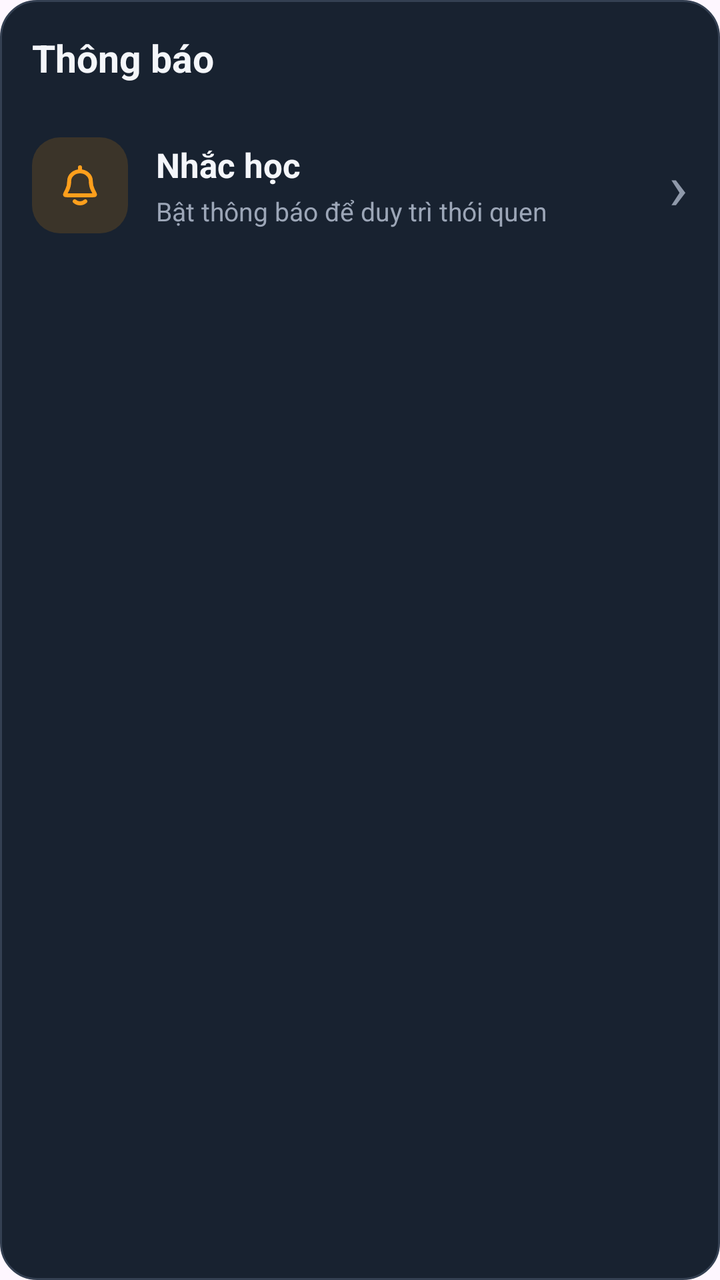
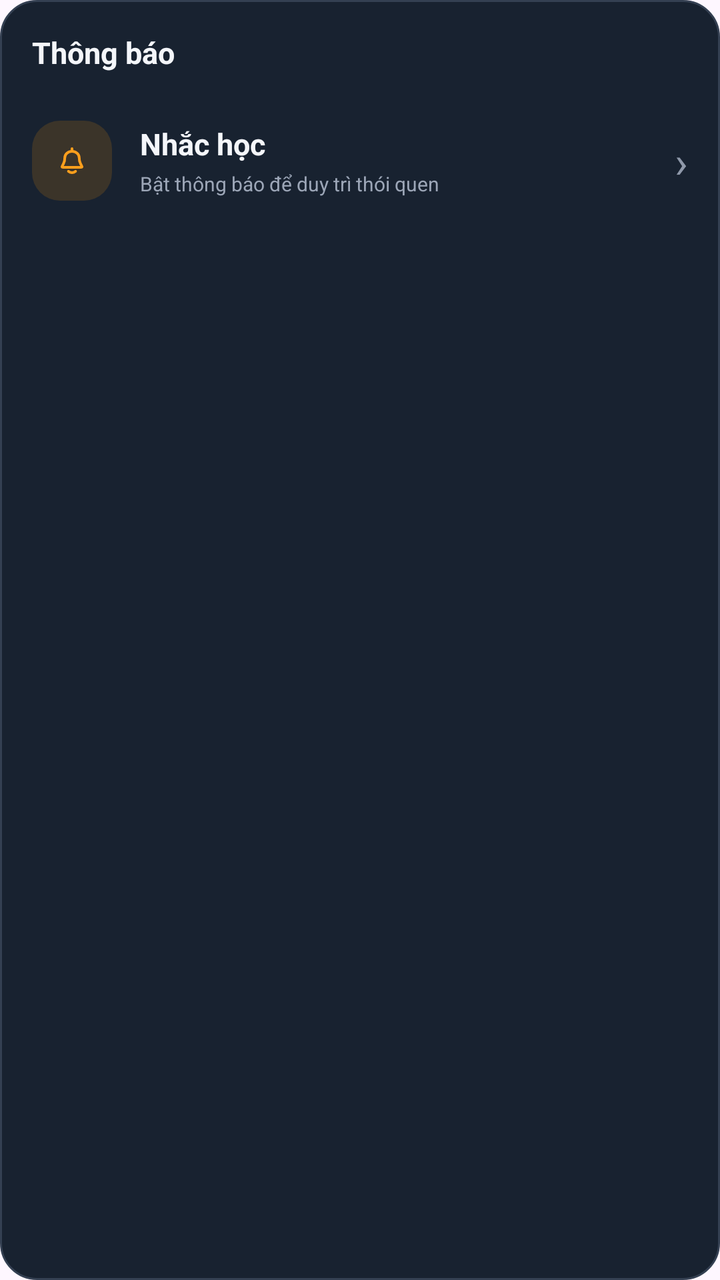

The first picture is an Android layout as it rendered before a commit; the second is the same layout after the commit. The layout source and the unified diff follow.
<!-- AndroidManifest.xml: application theme Theme.Kenglish -->
<!-- res/layout/canhan_thongbao.xml -->
<?xml version="1.0" encoding="utf-8"?>
<LinearLayout xmlns:android="http://schemas.android.com/apk/res/android"
    android:layout_width="match_parent"
    android:layout_height="wrap_content"
    xmlns:app="http://schemas.android.com/apk/res-auto"
    android:layout_marginBottom="16dp"
    android:background="@drawable/nen_canhan_card"
    android:orientation="vertical"
    android:padding="16dp">


    
    <TextView
        android:layout_width="wrap_content"
        android:layout_height="wrap_content"
        android:text="Thông báo"
        android:textColor="#F4F6FA"
        android:textSize="19sp"
        android:textStyle="bold" />


    
    <LinearLayout
        android:id="@+id/card_nhac_hoc"
        android:layout_width="match_parent"
        android:layout_height="82dp"
        android:layout_marginTop="10dp"
        android:clickable="true"
        android:focusable="true"
        android:gravity="center_vertical"
        android:orientation="horizontal">


        
        <ImageView
            android:layout_width="48dp"
            android:layout_height="48dp"
            android:background="@drawable/nen_icon_cam"
            android:gravity="center"
            android:padding="12dp"
            android:src="@drawable/ic_thongbao"
            app:tint="#FF9F1C" />


        
        <LinearLayout
            android:layout_width="0dp"
            android:layout_height="wrap_content"
            android:layout_marginStart="14dp"
            android:layout_weight="1"
            android:orientation="vertical">

            <TextView
                android:layout_width="wrap_content"
                android:layout_height="wrap_content"
                android:text="Nhắc học"
                android:textColor="#F4F6FA"
                android:textSize="17sp"
                android:textStyle="bold" />

            <TextView
                android:layout_width="wrap_content"
                android:layout_height="wrap_content"
                android:layout_marginTop="3dp"
                android:text="Bật thông báo để duy trì thói quen"
                android:textColor="#9CA6B7"
                android:textSize="13sp" />

        </LinearLayout>


        
        <TextView
            android:layout_width="wrap_content"
            android:layout_height="wrap_content"
            android:text="›"
            android:textColor="#8F99AA"
            android:textSize="32sp" />

    </LinearLayout>

</LinearLayout>
<!-- resources referenced by this layout -->
<resources>
  <!-- drawable ic_thongbao (drawable) -->
  <vector xmlns:android="http://schemas.android.com/apk/res/android"
      android:width="800dp"
      android:height="800dp"
      android:viewportWidth="24"
      android:viewportHeight="24">
    <path
        android:pathData="M12.001,5C13.433,5 14.807,5.506 15.819,6.406C16.832,7.306 17.401,8.527 17.401,9.8C17.401,11.769 17.846,13.244 18.423,14.328C19.161,15.713 19.529,16.406 19.509,16.564C19.485,16.749 19.454,16.8 19.303,16.907C19.173,17 18.525,17 17.231,17H6.771C5.476,17 4.829,17 4.699,16.907C4.547,16.8 4.517,16.749 4.493,16.564C4.472,16.406 4.841,15.713 5.579,14.328C6.156,13.244 6.601,11.769 6.601,9.8C6.601,8.527 7.17,7.306 8.183,6.406C9.195,5.506 10.569,5 12.001,5ZM12.001,5V3M9.355,20C10.061,20.623 10.989,21.002 12.005,21.002C13.021,21.002 13.949,20.623 14.655,20"
        android:strokeLineJoin="round"
        android:strokeWidth="2"
        android:fillColor="#00000000"
        android:strokeColor="#000000"
        android:strokeLineCap="round"/>
  </vector>
  <!-- drawable nen_canhan_card (drawable) -->
  <?xml version="1.0" encoding="utf-8"?>
  <shape
      xmlns:android="http://schemas.android.com/apk/res/android"
      android:shape="rectangle">
  
      <solid android:color="#182230" />
  
      <stroke
          android:width="1dp"
          android:color="#344052" />
  
      <corners android:radius="18dp" />
  
  </shape>
  <!-- drawable nen_icon_cam (drawable) -->
  <?xml version="1.0" encoding="utf-8"?>
  <shape xmlns:android="http://schemas.android.com/apk/res/android"
      android:shape="rectangle">
  
      <solid android:color="#3B3429" />
  
      <corners android:radius="14dp" />
  
  </shape>
  <style name="Theme.Kenglish" parent="Base.Theme.Kenglish" />
  <style name="Base.Theme.Kenglish" parent="Theme.Material3.DayNight.NoActionBar">
          
          
      </style>
</resources>

<!-- the commit's change to res/layout/canhan_thongbao.xml (unified diff, before → after) -->
@@ -15,7 +15,7 @@
         android:layout_height="wrap_content"
         android:text="Thông báo"
         android:textColor="#F4F6FA"
-        android:textSize="19sp"
+        android:textSize="15sp"
         android:textStyle="bold" />
 
 
@@ -23,7 +23,7 @@
     <LinearLayout
         android:id="@+id/card_nhac_hoc"
         android:layout_width="match_parent"
-        android:layout_height="82dp"
+        android:layout_height="68dp"
         android:layout_marginTop="10dp"
         android:clickable="true"
         android:focusable="true"
@@ -33,8 +33,8 @@
 
         
         <ImageView
-            android:layout_width="48dp"
-            android:layout_height="48dp"
+            android:layout_width="40dp"
+            android:layout_height="40dp"
             android:background="@drawable/nen_icon_cam"
             android:gravity="center"
             android:padding="12dp"
@@ -55,7 +55,7 @@
                 android:layout_height="wrap_content"
                 android:text="Nhắc học"
                 android:textColor="#F4F6FA"
-                android:textSize="17sp"
+                android:textSize="15sp"
                 android:textStyle="bold" />
 
             <TextView
@@ -64,7 +64,7 @@
                 android:layout_marginTop="3dp"
                 android:text="Bật thông báo để duy trì thói quen"
                 android:textColor="#9CA6B7"
-                android:textSize="13sp" />
+                android:textSize="10sp" />
 
         </LinearLayout>
 
@@ -75,7 +75,7 @@
             android:layout_height="wrap_content"
             android:text="›"
             android:textColor="#8F99AA"
-            android:textSize="32sp" />
+            android:textSize="22sp" />
 
     </LinearLayout>
 
